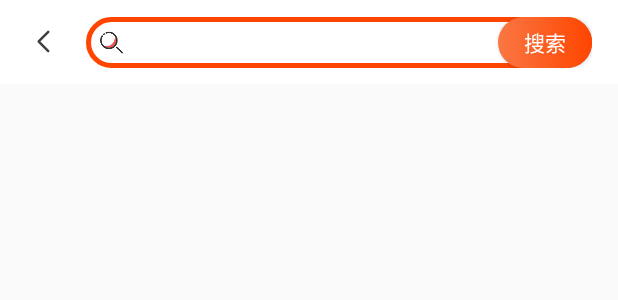
After one commit to xzlyf/SmartCouponV2, an Android app: the layout activity_search.xml on its own in the app's theme, with its tools: preview values and no code run, on a phone screen of 412 x 824 dp. The commit adds this screen. Shown: the top 300 px of the screen. Run offline under Robolectric (Android 15) with nearby library versions, the phone set to English and light mode, and no system bars.

Commit message:
搜索页

```diff
--- a/app/src/main/java/com/xz/jlw2/activity/DetailActivity.java
+++ b/app/src/main/java/com/xz/jlw2/activity/DetailActivity.java
@@ -112,7 +112,6 @@ public class DetailActivity extends BaseActivity {
             @Override
             public void onResponse(String response) {
 
-                Logger.w(response);
                 try {
                     JSONObject obj = new JSONObject(response);
                     if (obj.getString("error").equals("0")) {
@@ -123,7 +122,7 @@ public class DetailActivity extends BaseActivity {
 
                         showDetail(entity);
                     } else {
-                        sToast("列表获取失败，请稍后重试0x001");
+                        sToast("列表获取失败，请稍后重试0x007");
                     }
 
                 } catch (JSONException e) {
--- a/app/src/main/java/com/xz/jlw2/constant/Local.java
+++ b/app/src/main/java/com/xz/jlw2/constant/Local.java
@@ -21,9 +21,11 @@ public class Local {
     //大淘客key
     public static final String APIKEY_DTK = "5d24967e3c4d6";//apikey
     public static final String VERSION_DTK = "v1.0.1";//接口版本
+    public static final String VERSION_DTK_SEARCH = "v1.2.1";//接口版本
     public static final String APP_SECRET_DTK = "e25f590cc656794c86f7da47ea1ba545";//sign
     //大淘客接口
     public static final String HOTWORD = "https://openapi.dataoke.com/api/category/get-top100";//热词排行
+    public static final String SEARCH = "https://openapi.dataoke.com/api/goods/list-super-goods";//超级搜索
 
     public static boolean cartChange = false;//购物车发生改变标识
 
@@ -35,6 +37,7 @@ public class Local {
     public static final int CODE_5 = 995;//购物车列表
     public static final int CODE_6 = 1001;//购物车列表刷新
     public static final int MODE_CART = 994;//购物车模式
+    public static final int MODE_SEARCH = 993;//搜索模式
 
 
 }
--- /dev/null
+++ b/app/src/main/res/drawable/svg_back_black.xml
@@ -0,0 +1,22 @@
+<?xml version="1.0" encoding="utf-8"?>
+<vector xmlns:android="http://schemas.android.com/apk/res/android"
+    android:width="@dimen/dp_35"
+    android:height="@dimen/dp_35"
+    android:viewportWidth="1024"
+    android:viewportHeight="1024">
+
+    <path
+        android:fillColor="#3F3F3F"
+        android:pathData="M260.481,467.247 L686.496,44.869 C707.828,23.7879,742.157,23.7879,763.51,44.869
+C784.571,65.7002,784.78,99.6735,763.97,120.755
+C763.803,120.901,763.656,121.058,763.51,121.205 L337.527,543.615
+C316.174,564.697,281.855,564.697,260.502,543.615
+C239.41,522.814,239.18,488.853,259.98,467.76
+C260.146,467.592,260.314,467.425,260.481,467.247 Z M339.647,482.228
+L761.421,900.439 C782.335,921.103,782.565,954.783,761.901,975.677
+C761.755,975.844,761.588,976.012,761.421,976.158
+C740.276,997.073,706.198,997.073,685.033,976.158 L263.197,557.989
+C242.293,537.335,242.084,503.654,262.727,482.74
+C262.884,482.583,263.04,482.427,263.197,482.27
+C284.373,461.376,318.409,461.376,339.585,482.27 L339.647,482.228 Z" />
+</vector>
--- /dev/null
+++ b/app/src/main/res/layout/activity_search.xml
@@ -0,0 +1,81 @@
+<?xml version="1.0" encoding="utf-8"?>
+<androidx.constraintlayout.widget.ConstraintLayout xmlns:android="http://schemas.android.com/apk/res/android"
+    xmlns:app="http://schemas.android.com/apk/res-auto"
+    xmlns:tools="http://schemas.android.com/tools"
+    android:layout_width="match_parent"
+    android:layout_height="match_parent"
+    tools:context=".activity.SearchActivity">
+    <!--appbar-->
+    <LinearLayout
+        android:id="@+id/top_bar"
+        android:layout_width="match_parent"
+        android:layout_height="?attr/actionBarSize"
+        android:background="@color/white"
+        android:orientation="horizontal"
+        android:paddingStart="@dimen/dp_5"
+        android:paddingEnd="@dimen/dp_5"
+        app:layout_constraintLeft_toLeftOf="parent"
+        app:layout_constraintTop_toTopOf="parent">
+
+        <ImageView
+            android:id="@+id/back"
+            android:layout_width="@dimen/dp_30"
+            android:layout_height="@dimen/dp_30"
+            android:layout_gravity="center"
+            android:layout_marginStart="@dimen/dp_5"
+            android:background="@drawable/btn_common_yuan"
+            android:clickable="true"
+            android:contentDescription="搜索图标"
+            android:focusable="true"
+            android:padding="@dimen/dp_8"
+            android:src="@drawable/svg_back_black" />
+
+        <LinearLayout
+            android:layout_width="match_parent"
+            android:layout_height="wrap_content"
+            android:layout_marginStart="@dimen/dp_10"
+            android:layout_marginTop="@dimen/dp_10"
+            android:layout_marginEnd="@dimen/dp_10"
+            android:background="@drawable/bg_search"
+            android:orientation="horizontal">
+
+            <ImageView
+                android:layout_width="@dimen/dp_30"
+                android:layout_height="@dimen/dp_30"
+                android:clickable="true"
+                android:contentDescription="搜索图标"
+                android:focusable="true"
+                android:src="@mipmap/ic_search" />
+
+            <EditText
+                android:id="@+id/et_search"
+                android:layout_width="0dp"
+                android:layout_height="match_parent"
+                android:layout_weight="1"
+                android:background="@null"
+                android:clickable="true"
+                android:focusable="true"
+                android:inputType="text"
+                android:maxLength="64"
+                android:maxLines="1" />
+
+            <Button
+                android:id="@+id/submit"
+                android:layout_width="@dimen/dp_55"
+                android:layout_height="@dimen/dp_30"
+                android:background="@drawable/btn_search"
+                android:text="搜索"
+                android:textColor="@color/white" />
+        </LinearLayout>
+
+    </LinearLayout>
+    <!--商品列表-->
+    <androidx.recyclerview.widget.RecyclerView
+        android:id="@+id/common_recycler"
+        android:layout_width="match_parent"
+        android:layout_height="0dp"
+        android:layout_margin="@dimen/dp_8"
+        android:overScrollMode="never"
+        app:layout_constraintBottom_toBottomOf="parent"
+        app:layout_constraintTop_toBottomOf="@+id/top_bar" />
+</androidx.constraintlayout.widget.ConstraintLayout>
--- a/app/src/main/res/layout/fragment_common.xml
+++ b/app/src/main/res/layout/fragment_common.xml
@@ -44,12 +44,14 @@
                 android:focusable="true"
                 android:src="@mipmap/ic_search" />
 
-            <EditText
+            <TextView
                 android:id="@+id/et_search"
                 android:layout_width="0dp"
                 android:layout_height="match_parent"
                 android:layout_weight="1"
                 android:background="@null"
+                android:clickable="true"
+                android:focusable="true"
                 android:inputType="text"
                 android:maxLength="64"
                 android:maxLines="1" />
--- a/base/src/main/java/com/xz/base/BaseActivity.java
+++ b/base/src/main/java/com/xz/base/BaseActivity.java
@@ -31,7 +31,7 @@ import butterknife.ButterKnife;
 public abstract class BaseActivity extends AppCompatActivity implements BaseView {
     protected final String TAG = this.getClass().getSimpleName();
 
-    private Activity mContext;
+    protected Activity mContext;
     private XzLoadingDialog xzLoadingDialog;
     private XzTipsDialog xzTipsDialog;
 
```
Also changed, not shown: app/src/main/AndroidManifest.xml (+6 -1 lines), app/src/main/java/com/xz/jlw2/activity/SearchActivity.java (added, +195 -0 lines), app/src/main/java/com/xz/jlw2/activity/fragment/CommonFragment.java (+18 -2 lines), app/src/main/java/com/xz/jlw2/adapter/CommonAdapter.java (+24 -5 lines), base/src/main/java/com/xz/base/BaseRecyclerAdapter.java (+13 -1 lines).
